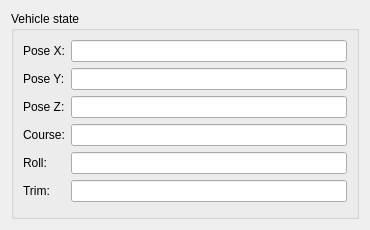
Qt form src/vehiclestatetable.ui (KarzEV/qt-project-feature-qml_design) before a commit.
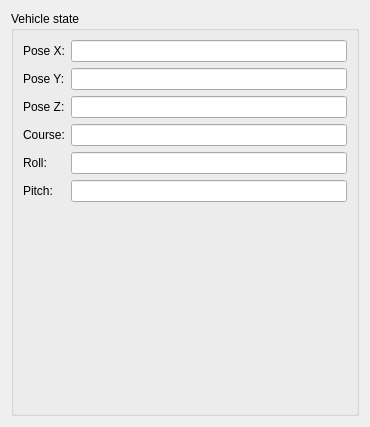
The same form after that commit.

Patch:
```diff
--- a/src/vehiclestatetable.ui
+++ b/src/vehiclestatetable.ui
@@ -7,7 +7,7 @@
     <x>0</x>
     <y>0</y>
     <width>370</width>
-    <height>230</height>
+    <height>427</height>
    </rect>
   </property>
   <property name="windowTitle">
@@ -58,7 +58,7 @@
       <item row="5" column="0">
        <widget class="QLabel" name="trim_label">
         <property name="text">
-         <string>Trim:</string>
+         <string>Pitch:</string>
         </property>
        </widget>
       </item>
```
Left out of the diff: 4 changed lines with no effect on the pictures.
